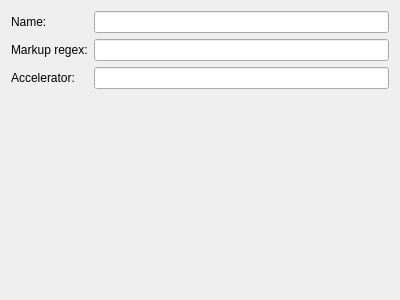
KDE/lokalize, file src/tm/dbparams.ui: the form before one commit.
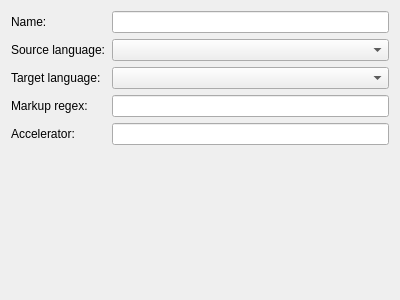
The form after the commit. Custom widgets are drawn as their Qt base class.

Commit message: add source and target lang config to translation memories CCBUG: 187601

Diff of the .ui file:
```diff
--- a/src/tm/dbparams.ui
+++ b/src/tm/dbparams.ui
@@ -20,27 +20,27 @@
      </property>
     </widget>
    </item>
-   <item row="1" column="0" >
-    <widget class="QLabel" name="label_2" >
-     <property name="text" >
+   <item row="3" column="0">
+    <widget class="QLabel" name="label_2">
+     <property name="text">
       <string>Markup regex:</string>
      </property>
     </widget>
    </item>
-   <item row="1" column="1" >
-    <widget class="QLineEdit" name="markup" />
+   <item row="3" column="1">
+    <widget class="QLineEdit" name="markup"/>
    </item>
-   <item row="2" column="1" >
-    <widget class="QLineEdit" name="accel" />
+   <item row="4" column="1">
+    <widget class="QLineEdit" name="accel"/>
    </item>
-   <item row="2" column="0" >
-    <widget class="QLabel" name="label_3" >
-     <property name="text" >
+   <item row="4" column="0">
+    <widget class="QLabel" name="label_3">
+     <property name="text">
       <string>Accelerator:</string>
      </property>
     </widget>
    </item>
-   <item row="3" column="1" >
+   <item row="7" column="1">
     <spacer>
      <property name="orientation" >
       <enum>Qt::Vertical</enum>
@@ -53,8 +53,42 @@
      </property>
     </spacer>
    </item>
+   <item row="1" column="0">
+    <widget class="QLabel" name="label_4">
+     <property name="text">
+      <string>Source language:</string>
+     </property>
+    </widget>
+   </item>
+   <item row="1" column="1">
+    <widget class="KComboBox" name="sourceLang"/>
+   </item>
+   <item row="2" column="0">
+    <widget class="QLabel" name="label_5">
+     <property name="text">
+      <string>Target language:</string>
+     </property>
+    </widget>
+   </item>
+   <item row="2" column="1">
+    <widget class="KComboBox" name="targetLang"/>
+   </item>
   </layout>
  </widget>
+ <customwidgets>
+  <customwidget>
+   <class>KComboBox</class>
+   <extends>QComboBox</extends>
+   <header>kcombobox.h</header>
+  </customwidget>
+ </customwidgets>
+ <tabstops>
+  <tabstop>name</tabstop>
+  <tabstop>sourceLang</tabstop>
+  <tabstop>targetLang</tabstop>
+  <tabstop>markup</tabstop>
+  <tabstop>accel</tabstop>
+ </tabstops>
  <resources/>
  <connections/>
 </ui>
```
Left out of the diff: 23 changed lines with no effect on the pictures. The commit also changes 7 other files.
